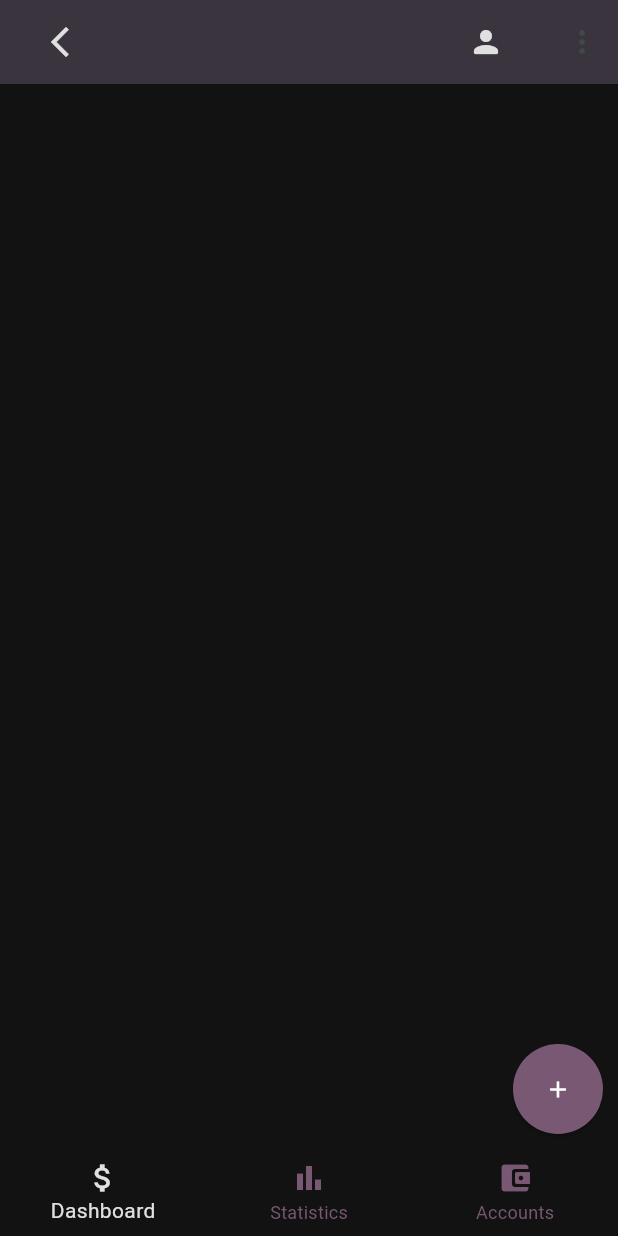
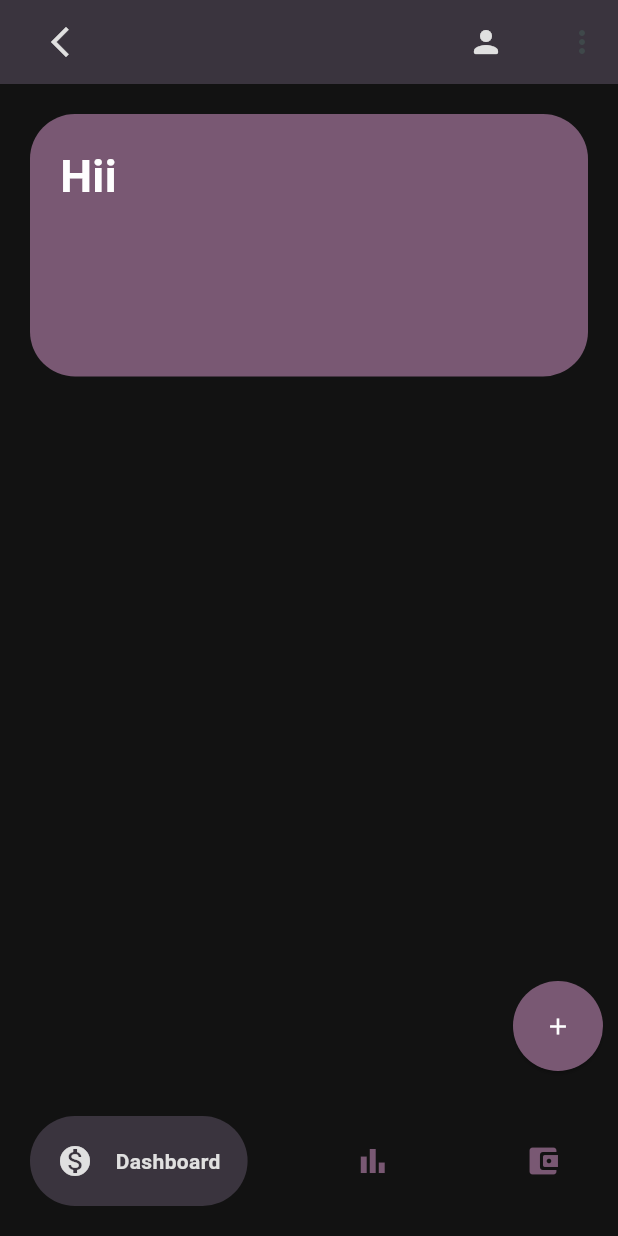
Before and after one commit to SohamAthawale/Speend-App, a Flutter app: the LoggedinView screen opened by its route, on a phone screen of 412 x 824 dp. Run offline on Flutter 3.47's test engine with Material 2 defaults, Android fonts, the phone set to English and light mode, and no system bars; drawn by our look-alikes of google_nav_bar; our stand-ins replace carousel_slider, firebase_auth, firebase_core, flutter_dotenv; accounts and stored records are empty.

Commit message:
changes in nav bar and made a container

```diff
--- a/lib/views/loggedin_view.dart
+++ b/lib/views/loggedin_view.dart
@@ -1,4 +1,5 @@
 import 'package:flutter/material.dart';
+import 'package:google_nav_bar/google_nav_bar.dart';
 import 'package:speend/views/login_view.dart';
 import 'package:speend/views/profile_view.dart';
 import 'package:speend/views/setting_view.dart';
@@ -74,35 +75,51 @@ class _LoggedinViewState extends State<LoggedinView> {
       ),
       body: Scaffold(
         backgroundColor: const Color.fromARGB(255, 18, 18, 18),
-        bottomNavigationBar: BottomNavigationBar(
-            type: BottomNavigationBarType.fixed,
-            backgroundColor: const Color.fromARGB(255, 18, 18, 18),
-            selectedItemColor: Color.fromARGB(255, 224, 224, 224),
-            unselectedItemColor: const Color.fromARGB(255, 121, 88, 115),
-            items: const <BottomNavigationBarItem>[
-              BottomNavigationBarItem(
-                icon: Icon(Icons.attach_money_sharp),
-                label: 'Dashboard',
+        bottomNavigationBar: Padding(
+          padding: const EdgeInsets.all(20.0),
+          child: GNav(
+              gap: 15,
+              tabBackgroundColor: const Color.fromARGB(255, 58, 52, 62),
+              padding: EdgeInsets.all(18),
+              tabs: [
+                GButton(
+                  icon: Icons.monetization_on,
+                  text: 'Dashboard',
+                  textColor: Color.fromARGB(255, 224, 224, 224),
+                  iconActiveColor: Color.fromARGB(255, 224, 224, 224),
+                  iconColor: const Color.fromARGB(255, 121, 88, 115),
                 ),
-              BottomNavigationBarItem(
-                icon: Icon(Icons.bar_chart_sharp),
-                label: 'Statistics',
+                GButton(
+                  icon: Icons.bar_chart_sharp,
+                  text: 'Stats',
+                  textColor: Color.fromARGB(255, 224, 224, 224),
+                  iconActiveColor: Color.fromARGB(255, 224, 224, 224),
+                  iconColor: const Color.fromARGB(255, 121, 88, 115),
                 ),
-              BottomNavigationBarItem(
-                  icon: Icon(Icons.account_balance_wallet_rounded),
-                  label: 'Accounts'),
+                GButton(
+                  icon: Icons.account_balance_wallet_rounded,
+                  text: 'Stats',
+                  textColor: Color.fromARGB(255, 224, 224, 224),
+                  iconActiveColor: Color.fromARGB(255, 224, 224, 224),
+                  iconColor: const Color.fromARGB(255, 121, 88, 115),
+                )
               ]),
+        ),
         body: Container(
+          color: const Color.fromARGB(255, 18, 18, 18),
+          child: Stack(
+            children: [
+              Padding(
+                padding: const EdgeInsets.all(10.0),
+                child: Container(
                   alignment: Alignment.bottomRight,
-          color: const Color.fromARGB(255, 18, 18, 18),
-          child: Padding(
-            padding: const EdgeInsets.all(10.0),
                   child: SizedBox(
                     width: 60.0,
                     height: 60.0,
                     child: ElevatedButton(
                       style: (ElevatedButton.styleFrom(
-                  backgroundColor: const Color.fromARGB(255, 121, 88, 115),
+                        backgroundColor:
+                            const Color.fromARGB(255, 121, 88, 115),
                         foregroundColor: Color.fromARGB(255, 254, 254, 254),
                         shape: CircleBorder(),
                         padding: EdgeInsets.all(10),
@@ -116,6 +133,35 @@ class _LoggedinViewState extends State<LoggedinView> {
                   ),
                 ),
               ),
+              Padding(
+                padding: const EdgeInsets.all(20.0),
+                child: Container(
+                  height: 175,
+                  width: 400,
+                  decoration: BoxDecoration(
+                    color: const Color.fromARGB(255, 121, 88, 115),
+                    borderRadius: BorderRadius.circular(30),
+                  ),
+                  child: Stack(
+                    children: [
+                      Padding(
+                        padding: const EdgeInsets.all(20.0),
+                        child: Text(
+                          'Hii',
+                          style: TextStyle(
+                            fontWeight: FontWeight.bold,
+                            fontSize: 30,
+                            color: Color.fromARGB(255, 254, 254, 254),
+                          ),
+                        ),
+                      )
+                    ],
+                  ),
+                ),
+              )
+            ],
+          ),
+        ),
       ),
     );
   }
--- a/pubspec.yaml
+++ b/pubspec.yaml
@@ -44,6 +44,7 @@ dependencies:
   dotenv: ^4.1.0
   shared_preferences: ^2.1.2
   flutter_dotenv: ^5.1.0
+  google_nav_bar: ^5.0.6
 
 dev_dependencies:
   flutter_test:
```
Also changed, not shown: pubspec.lock. Lines whose indentation alone changed are shown as unchanged.
